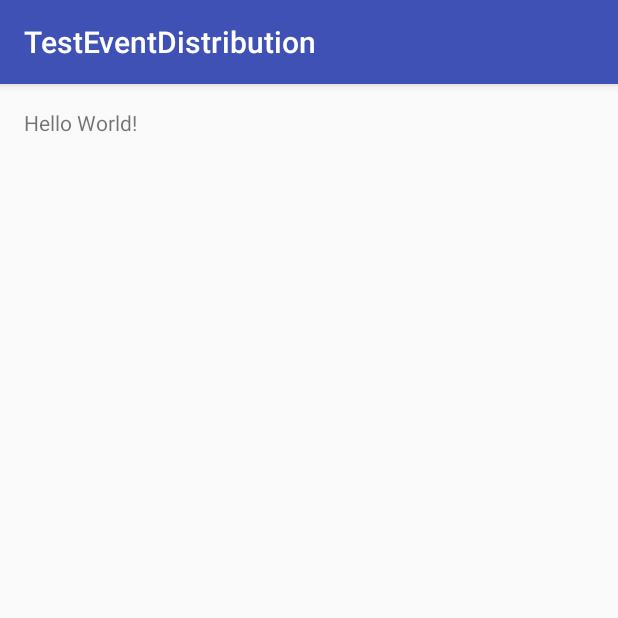
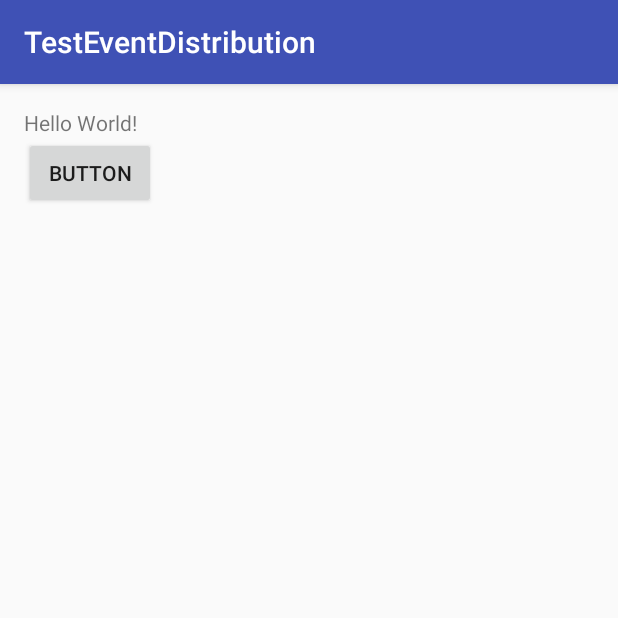
Before and after one commit to tankai2525/TestEventDistribution, an Android app: the screen it shows after launch (MainActivity), on a phone screen of 412 x 824 dp, the top half of it. Run offline under Robolectric (Android 15) with nearby library versions, the phone set to English and light mode, and no system bars.

Commit message:
2017年4月7日18:52:46

```diff
--- a/app/src/main/java/kai/tan/com/testeventdistribution/MainActivity.java
+++ b/app/src/main/java/kai/tan/com/testeventdistribution/MainActivity.java
@@ -2,12 +2,35 @@ package kai.tan.com.testeventdistribution;
 
 import android.support.v7.app.AppCompatActivity;
 import android.os.Bundle;
+import android.util.Log;
+import android.view.MotionEvent;
+import android.view.View;
+import android.widget.Button;
 
 public class MainActivity extends AppCompatActivity {
+
+    private static final String TAG = "MainActivity";
 
     @Override
     protected void onCreate(Bundle savedInstanceState) {
         super.onCreate(savedInstanceState);
         setContentView(R.layout.activity_main);
+        Button button = (Button) findViewById(R.id.button);
+        button.setOnClickListener(new View.OnClickListener() {
+            @Override
+            public void onClick(View v) {
+                Log.d(TAG, "onClick: cc");
+            }
+        });
+
+        button.setOnTouchListener(new View.OnTouchListener() {
+            @Override
+            public boolean onTouch(View v, MotionEvent event) {
+                Log.d("TAG", "onTouch execute, action " + event.getAction());
+                //如果返回true, 会先执行onTouch然后执行onclick
+                //如果返回false，只会执行onTouch
+                return true;
+            }
+        });
     }
 }
--- a/app/src/main/res/layout/activity_main.xml
+++ b/app/src/main/res/layout/activity_main.xml
@@ -13,5 +13,15 @@
     <TextView
         android:layout_width="wrap_content"
         android:layout_height="wrap_content"
-        android:text="Hello World!" />
+        android:text="Hello World!"
+        android:id="@+id/textView" />
+
+    <Button
+        android:text="Button"
+        android:layout_width="wrap_content"
+        android:layout_height="wrap_content"
+        android:layout_below="@+id/textView"
+        android:layout_alignParentLeft="true"
+        android:layout_alignParentStart="true"
+        android:id="@+id/button" />
 </RelativeLayout>
```
